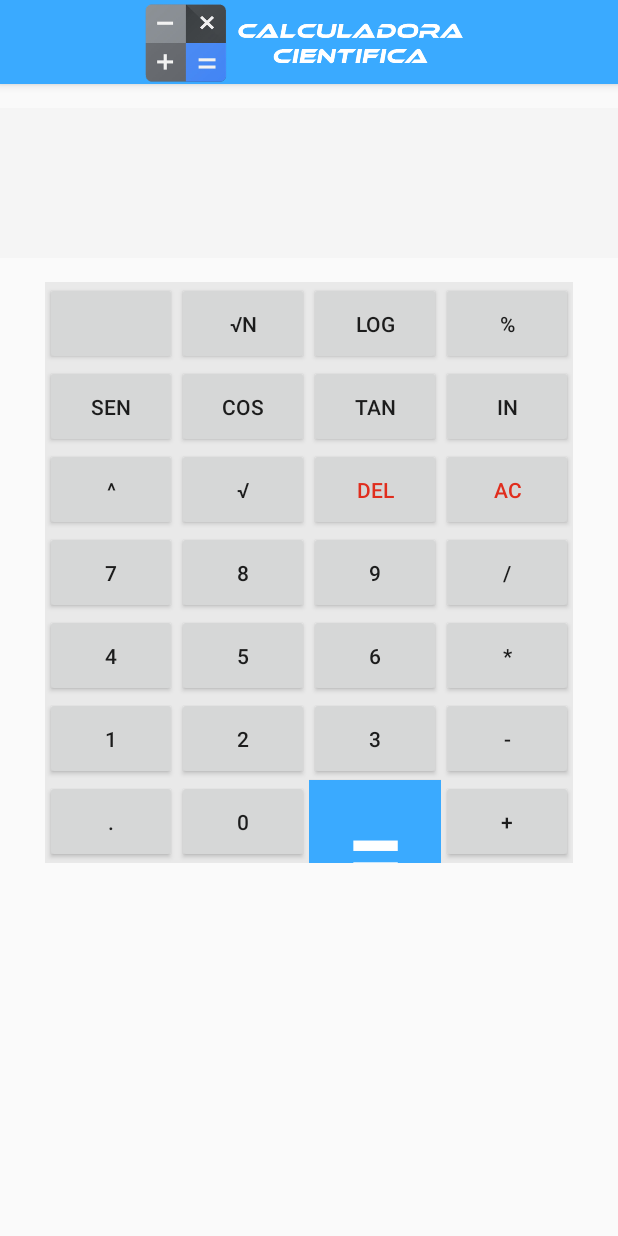
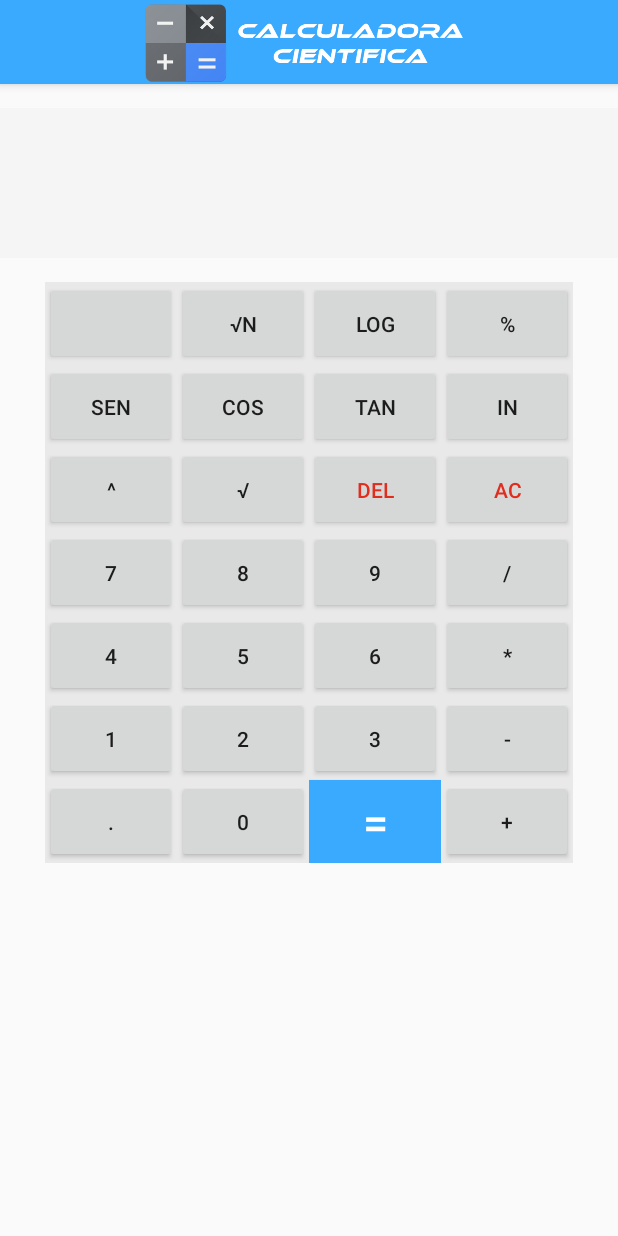
Before and after one commit to cod3f1re/calculadoraCientifica, an Android app: the screen it shows after launch (MainActivity), on a phone screen of 412 x 824 dp. Run offline under Robolectric (Android 15) with nearby library versions, the light colour scheme and no system bars.

Commit message:
Arreglado tama;o boton =

```diff
--- a/app/src/main/res/layout/activity_main.xml
+++ b/app/src/main/res/layout/activity_main.xml
@@ -193,7 +193,7 @@
                 android:orientation="vertical"
                 android:text="="
                 android:textColor="#ffffff"
-                android:textSize="70sp" />
+                android:textSize="30sp" />
         </LinearLayout>
 
         <LinearLayout
```
